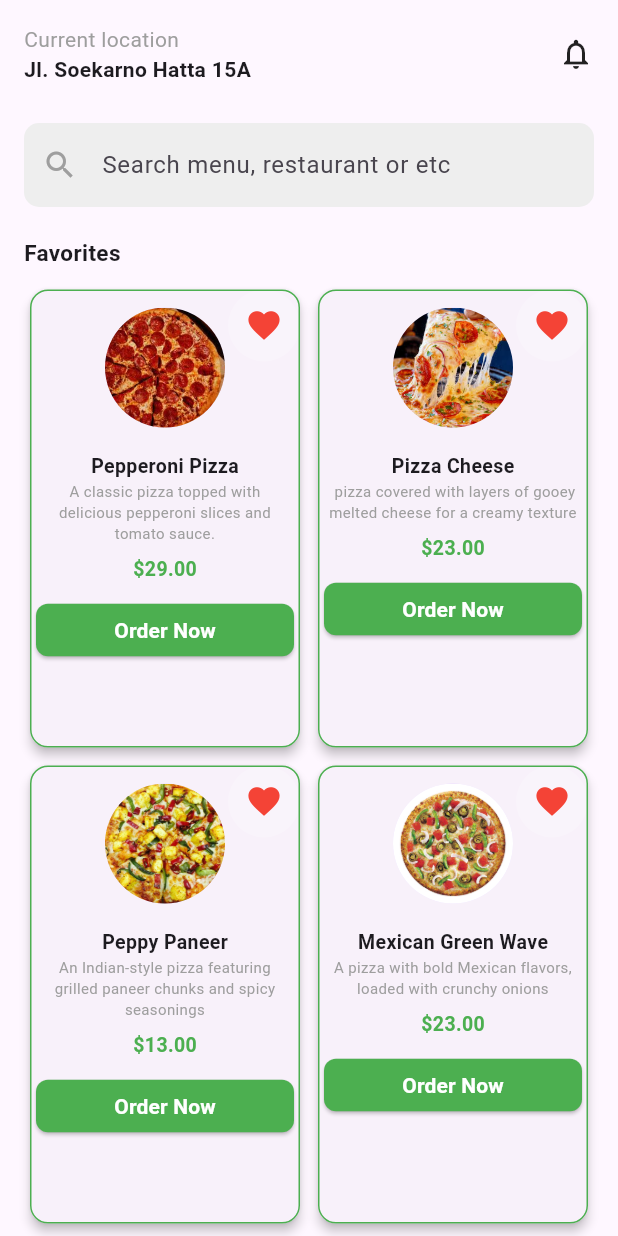
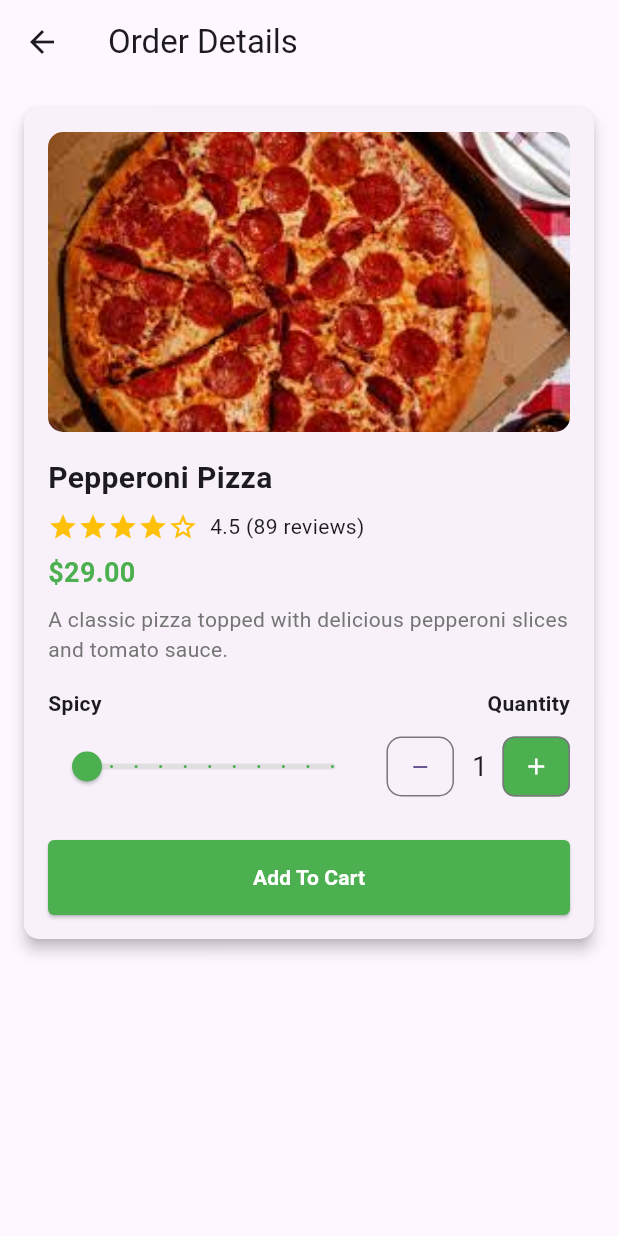
Before and after one commit to Rand-Almasri/foodtek_app, a Flutter app: the FavoritesScreen screen opened by its route, after a tap on "Order Now", on a phone screen of 412 x 824 dp. Run offline on Flutter 3.47's test engine with Material 3 defaults, Android fonts, the phone set to English and light mode, and no system bars; our stand-ins replace country_code_picker, permission_handler, shared_preferences, smooth_page_indicator; accounts and stored records are empty.

Commit message:
implement order details screen and link it with the button order now

```diff
--- a/lib/core/routes/app_routes.dart
+++ b/lib/core/routes/app_routes.dart
@@ -29,6 +29,7 @@ class AppRoutes {
   static const String homescreen = '/homescreen';
   static const String favoritesscreen = '/favoritesscreen';
 
+
   static Route<dynamic>? generateRoute(RouteSettings settings) {
     switch (settings.name) {
       case splash:
@@ -41,6 +42,7 @@ class AppRoutes {
         return MaterialPageRoute(builder: (_) => const OnboardingScreen3());
       case onboarding4:
         return MaterialPageRoute(builder: (_) => const OnBoardingScreen4());
+
       case mainscreen:
       case homescreen:
         return MaterialPageRoute(builder: (_) => MainScreen());
--- a/lib/view/screens/home_screens/favorites_screen.dart
+++ b/lib/view/screens/home_screens/favorites_screen.dart
@@ -1,5 +1,7 @@
 import 'package:flutter/material.dart';
 import '../../widgets/favorite_item_tile.dart';
+import '../../widgets/header_widget.dart';
+import '../../widgets/search_bar_widget.dart';
 
 class FavoritesScreen extends StatelessWidget {
   const FavoritesScreen({super.key});
@@ -38,49 +40,11 @@ class FavoritesScreen extends StatelessWidget {
         child: CustomScrollView(
           slivers: [
             // Header
+            HeaderWidget(),
             SliverToBoxAdapter(
               child: Padding(
-                padding: const EdgeInsets.all(16.0),
-                child: Row(
-                  mainAxisAlignment: MainAxisAlignment.spaceBetween,
-                  children: [
-                    Column(
-                      crossAxisAlignment: CrossAxisAlignment.start,
-                      children: [
-                        Text(
-                          'Current location',
-                          style: TextStyle(color: Colors.grey),
-                        ),
-                        Text(
-                          'Jl. Soekarno Hatta 15A',
-                          style: TextStyle(
-                            fontWeight: FontWeight.bold,
-                          ),
-                        ),
-                      ],
-                    ),
-                    Icon(Icons.notifications_none)
-                  ],
-                ),
-              ),
-            ),
-
-            // Search Bar
-            SliverToBoxAdapter(
-              child: Padding(
-                padding: const EdgeInsets.symmetric(horizontal: 16.0, vertical: 10),
-                child: TextField(
-                  decoration: InputDecoration(
-                    hintText: 'Search menu, restaurant or etc',
-                    prefixIcon: Icon(Icons.search, color: Colors.grey),
-                    filled: true,
-                    fillColor: Colors.grey[200],
-                    border: OutlineInputBorder(
-                      borderRadius: BorderRadius.circular(10),
-                      borderSide: BorderSide.none,
-                    ),
-                  ),
-                ),
+                padding: const EdgeInsets.only(bottom: 30.0), // Adjust as needed
+                child: SearchBarWidget(),
               ),
             ),
 
--- a/lib/view/widgets/favorite_item_tile.dart
+++ b/lib/view/widgets/favorite_item_tile.dart
@@ -1,4 +1,6 @@
 import 'package:flutter/material.dart';
+
+import 'food_order_widget.dart';
 
 class FavoriteItemTile extends StatefulWidget {
   final String name;
@@ -40,13 +42,13 @@ class _FavoriteItemTileState extends State<FavoriteItemTile> {
                     color: Colors.black87,
                   ),
                 ),
-                const SizedBox(height: 20),
+                SizedBox(height: 20),
                 ElevatedButton(
                   style: ElevatedButton.styleFrom(
                     backgroundColor: Colors.green,
                     minimumSize: Size(double.infinity, 50),
                   ),
-                  child: const Text(
+                  child: Text(
                     'Yes',
                     style: TextStyle(
                       color: Colors.white,
@@ -121,7 +123,7 @@ class _FavoriteItemTileState extends State<FavoriteItemTile> {
               children: [
                 Text(
                   widget.name,
-                  style: const TextStyle(
+                  style: TextStyle(
                     fontSize: 13,
                     fontWeight: FontWeight.bold,
                   ),
@@ -131,22 +133,22 @@ class _FavoriteItemTileState extends State<FavoriteItemTile> {
                 if (widget.description.isNotEmpty)
                   Text(
                     widget.description,
-                    style: const TextStyle(
+                    style: TextStyle(
                       color: Colors.grey,
                       fontSize: 10,
                     ),
                     textAlign: TextAlign.center,
                   ),
-                const SizedBox(height: 8),
+                SizedBox(height: 8),
                 Text(
                   '\$${widget.price.toStringAsFixed(2)}',
-                  style: const TextStyle(
+                  style: TextStyle(
                     color: Colors.green,
                     fontSize:13,
                     fontWeight: FontWeight.bold,
                   ),
                 ),
-                const SizedBox(height: 7),
+                SizedBox(height: 7),
                 ElevatedButton(
                   style: ElevatedButton.styleFrom(
                     backgroundColor: Colors.green,
@@ -156,9 +158,19 @@ class _FavoriteItemTileState extends State<FavoriteItemTile> {
                     ),
                   ),
                   onPressed: () {
-                    // Order now functionality
+                    Navigator.push(
+                      context,
+                      MaterialPageRoute(
+                        builder: (context) => FoodOrderWidget(
+                          name: widget.name,
+                          price: widget.price,
+                          imagePath: widget.imagePath,
+                          description: widget.description,
+                        ),
+                      ),
+                    );
                   },
-                  child: const Text(
+                  child: Text(
                     'Order Now',
                     style: TextStyle(
                       color: Colors.white,
--- /dev/null
+++ b/lib/view/widgets/food_order_widget.dart
@@ -0,0 +1,215 @@
+import 'package:flutter/material.dart';
+
+class FoodOrderWidget extends StatefulWidget {
+  final String name;
+  final double price;
+  final String imagePath;
+  final String description;
+
+  const FoodOrderWidget({
+    Key? key,
+    required this.name,
+    required this.price,
+    required this.imagePath,
+    required this.description,
+  }) : super(key: key);
+
+  @override
+  _FoodOrderWidgetState createState() => _FoodOrderWidgetState();
+}
+
+class _FoodOrderWidgetState extends State<FoodOrderWidget> {
+  double _spiciness = 0;
+  int _quantity = 1;
+
+  @override
+  Widget build(BuildContext context) {
+    return Scaffold(
+     // backgroundColor: Color(0xFF25AE4B),
+      appBar: AppBar(
+        title: Text('Order Details'),
+        leading: IconButton(
+          icon: Icon(Icons.arrow_back),
+          onPressed: () => Navigator.pop(context),
+        ),
+      ),
+      body: SingleChildScrollView(
+        child: Card(
+          elevation: 4,
+          margin: const EdgeInsets.all(16.0),
+          shape: RoundedRectangleBorder(
+            borderRadius: BorderRadius.circular(10),
+          ),
+          child: Padding(
+            padding: const EdgeInsets.all(16.0),
+            child: Column(
+              crossAxisAlignment: CrossAxisAlignment.start,
+              children: [
+                ClipRRect(
+                  borderRadius: BorderRadius.circular(10),
+                  child: Image.asset(
+                    widget.imagePath,
+                    width: double.infinity,
+                    height: 200,
+                    fit: BoxFit.cover,
+                    errorBuilder: (context, error, stackTrace) => Container(
+                      height: 200,
+                      color: Colors.grey[300],
+                      child: Center(child: Icon(Icons.fastfood)),
+                    ),
+                  ),
+                ),
+                SizedBox(height: 16),
+                Text(
+                  widget.name,
+                  style: TextStyle(
+                    fontSize: 20,
+                    fontWeight: FontWeight.bold,
+                  ),
+                ),
+                SizedBox(height: 8),
+                Row(
+                  children: [
+                    Icon(Icons.star, color: Colors.amber, size: 20),
+                    Icon(Icons.star, color: Colors.amber, size: 20),
+                    Icon(Icons.star, color: Colors.amber, size: 20),
+                    Icon(Icons.star, color: Colors.amber, size: 20),
+                    Icon(Icons.star_border, color: Colors.amber, size: 20),
+                    SizedBox(width: 8),
+                    Text('4.5 (89 reviews)'),
+                  ],
+                ),
+                SizedBox(height: 8),
+                Text(
+                  '\$${widget.price.toStringAsFixed(2)}',
+                  style: TextStyle(
+                    fontSize: 18,
+                    fontWeight: FontWeight.bold,
+                    color: Colors.green,
+                  ),
+                ),
+                SizedBox(height: 8),
+                Text(
+                  widget.description,
+                  style: TextStyle(
+                    fontSize: 14,
+                    color: Colors.grey[600],
+                  ),
+                ),
+                SizedBox(height: 16),
+                Row(
+                  mainAxisAlignment: MainAxisAlignment.spaceBetween,
+                  children: [
+                    Text('Spicy', style: TextStyle(fontWeight: FontWeight.bold)),
+                    Text('Quantity', style: TextStyle(fontWeight: FontWeight.bold)),
+                  ],
+                ),
+                SizedBox(height: 8),
+                Row(
+                  mainAxisAlignment: MainAxisAlignment.spaceBetween,
+                  children: [
+                    Expanded(
+                      child: Slider(
+                        value: _spiciness,
+                        onChanged: (value) {
+                          setState(() {
+                            _spiciness = value;
+                          });
+                        },
+                        min: 0,
+                        max: 10,
+                        divisions: 10,
+                        activeColor: Colors.green,
+                        inactiveColor: Colors.grey[300],
+                        label: _spiciness.round().toString(),
+                      ),
+                    ),
+                    SizedBox(width: 10),
+                    Row(
+                      mainAxisAlignment: MainAxisAlignment.center,
+                      children: [
+                        // Minus button (unchanged)
+                        SizedBox(
+                          width: 45,
+                          height: 40,
+                          child: OutlinedButton(
+                            onPressed: () {
+                              setState(() {
+                                if (_quantity > 1) _quantity--;
+                              });
+                            },
+                            style: OutlinedButton.styleFrom(
+                              shape: RoundedRectangleBorder(
+                                borderRadius: BorderRadius.all(
+                                  Radius.circular(10),
+                                ),
+                                side: BorderSide(color: Colors.green),
+                              ),
+                              padding: EdgeInsets.zero,
+                            ),
+                            child: Icon(Icons.remove, size: 16),
+                          ),
+                        ),
+                        // Quantity display
+                        SizedBox(width: 12),
+                        Text(
+                          '$_quantity',
+                          style: TextStyle(fontSize: 18),
+                        ),
+                        SizedBox(width: 10),
+                        // Plus button (modified)
+                        SizedBox(
+                          width: 45,
+                          height: 40,
+                          child: OutlinedButton(
+                            onPressed: () {
+                              setState(() {
+                                _quantity++;
+                              });
+                            },
+                            style: OutlinedButton.styleFrom(
+                              backgroundColor: Colors.green, // Green background
+                              shape: RoundedRectangleBorder(
+                                borderRadius: BorderRadius.all(
+                                  Radius.circular(8),
+                                ),
+                                side: BorderSide(color: Colors.green), // Green border to match
+                              ),
+                              padding: EdgeInsets.zero,
+                            ),
+                            child: Icon(Icons.add, size: 18, color: Colors.white), // White icon
+                          ),
+                        ),
+                      ],
+                    ),
+                  ],
+                ),
+                SizedBox(height: 25),
+                ElevatedButton(
+                  onPressed: () {
+                    // Add to cart logic
+                    print('Added to cart: ${widget.name}, Quantity $_quantity, Spiciness $_spiciness');
+                  },
+                  style: ElevatedButton.styleFrom(
+                    backgroundColor: Colors.green,
+                    minimumSize: Size(double.infinity, 50),
+                    shape: RoundedRectangleBorder(
+                      borderRadius: BorderRadius.circular(4),
+                    ),
+                  ),
+                  child: Text(
+                    'Add To Cart',
+                    style: TextStyle(
+                      color: Colors.white,
+                      fontWeight: FontWeight.bold,
+                    ),
+                  ),
+                ),
+              ],
+            ),
+          ),
+        ),
+      ),
+    );
+  }
+}
```
